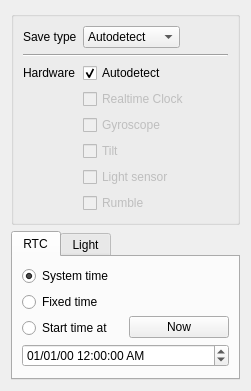
Before: the Qt Designer form Libretro/mgba/src/platform/qt/GamePakView.ui in kiddreads/Avalon-copy2, drawn with Qt 5.
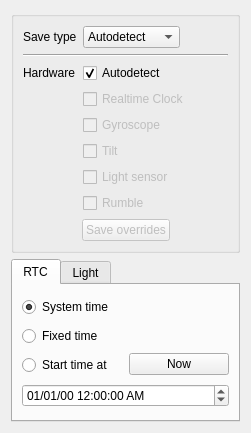
After: the same form once the commit is applied.

Commit message: Qt: Saving of game overrides

Diff of the .ui file:
```diff
--- a/Libretro/mgba/src/platform/qt/GamePakView.ui
+++ b/Libretro/mgba/src/platform/qt/GamePakView.ui
@@ -7,7 +7,7 @@
     <x>0</x>
     <y>0</y>
     <width>251</width>
-    <height>391</height>
+    <height>433</height>
    </rect>
   </property>
   <property name="sizePolicy">
@@ -144,6 +144,46 @@
         </property>
        </widget>
       </item>
+      <item row="8" column="0" colspan="2">
+       <layout class="QHBoxLayout" name="horizontalLayout_2">
+        <item>
+         <spacer name="horizontalSpacer_2">
+          <property name="orientation">
+           <enum>Qt::Horizontal</enum>
+          </property>
+          <property name="sizeHint" stdset="0">
+           <size>
+            <width>40</width>
+            <height>20</height>
+           </size>
+          </property>
+         </spacer>
+        </item>
+        <item>
+         <widget class="QPushButton" name="save">
+          <property name="enabled">
+           <bool>false</bool>
+          </property>
+          <property name="text">
+           <string>Save overrides</string>
+          </property>
+         </widget>
+        </item>
+        <item>
+         <spacer name="horizontalSpacer">
+          <property name="orientation">
+           <enum>Qt::Horizontal</enum>
+          </property>
+          <property name="sizeHint" stdset="0">
+           <size>
+            <width>40</width>
+            <height>20</height>
+           </size>
+          </property>
+         </spacer>
+        </item>
+       </layout>
+      </item>
      </layout>
     </widget>
    </item>
```
Left out of the diff: 82 changed lines with no effect on the pictures. The commit also changes 7 other files.
